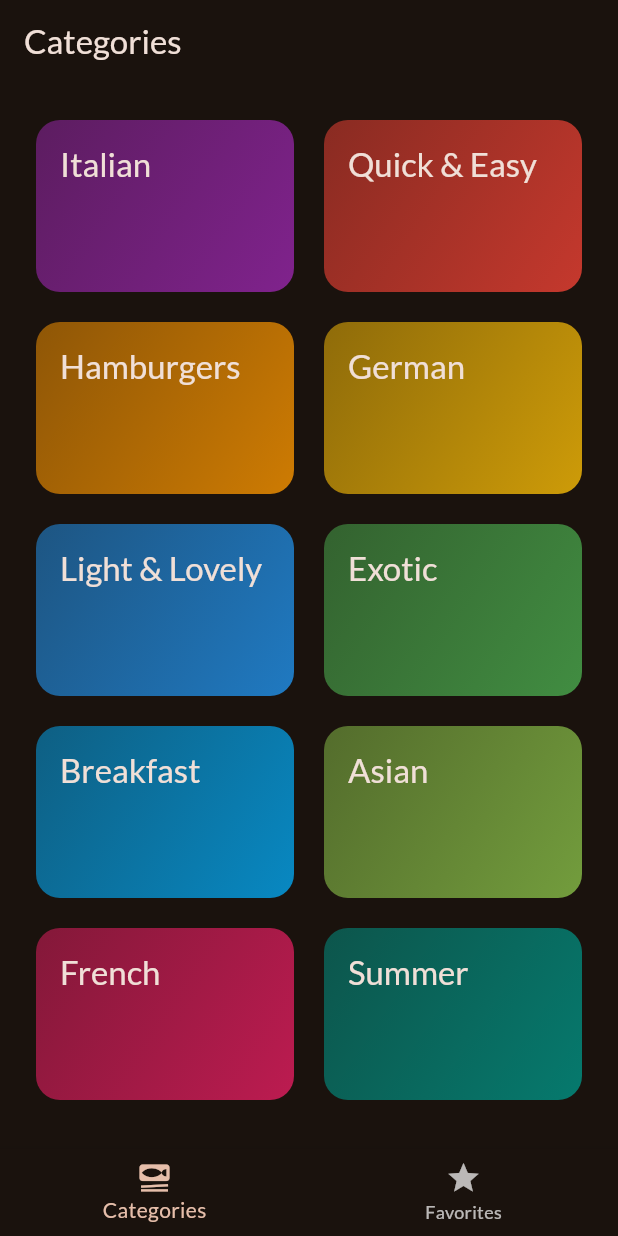
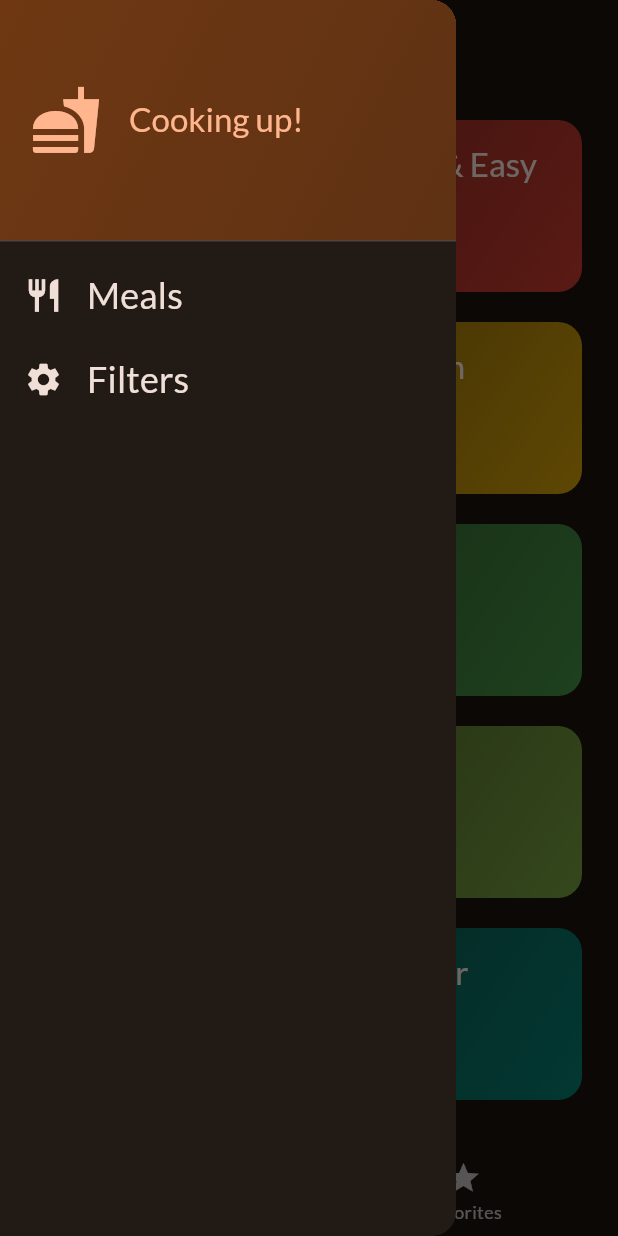
Before and after one commit to denickman/MealsApp, a Flutter app: the screen it shows after launch, with the side drawer open (before the commit the screen has no drawer), on a phone screen of 412 x 824 dp. Run offline on Flutter 3.47's test engine with Material 3 defaults, Android fonts, the phone set to English and light mode, and no system bars; our stand-ins replace google_fonts, transparent_image.

Commit message:
Add Drawer widget

```diff
--- a/lib/screens/tabs.dart
+++ b/lib/screens/tabs.dart
@@ -2,6 +2,7 @@ import 'package:flutter/material.dart';
 import 'package:mealapp/screens/categories.dart';
 import 'package:mealapp/screens/meals.dart';
 import 'package:mealapp/models/meal.dart';
+import 'package:mealapp/widgets/main_drawer.dart';
 
 class TabsScreen extends StatefulWidget {
   const TabsScreen({super.key});
@@ -37,7 +38,7 @@ class _TabsScreenState extends State<TabsScreen> {
         _showInfoMessage("Meal is no longer a favorite.");
       } else {
         _favoriteMeals.add(meal);
-        _showInfoMessage("Mared as a favorite!");
+        _showInfoMessage("Marked as a favorite!");
       }
     });
   }
@@ -59,7 +60,10 @@ class _TabsScreenState extends State<TabsScreen> {
     }
 
     return Scaffold(
-      appBar: AppBar(title: Text(activePageTitle)),
+      appBar: AppBar(
+        title: Text(activePageTitle)
+        ),
+        drawer: const MainDrawer(),
       body: activePage,
       bottomNavigationBar: BottomNavigationBar(
         onTap: _selectPage,
--- /dev/null
+++ b/lib/widgets/main_drawer.dart
@@ -0,0 +1,95 @@
+import 'package:flutter/material.dart';
+
+class MainDrawer extends StatelessWidget {
+  const MainDrawer({super.key});
+
+  @override
+  Widget build(BuildContext context) {
+    /*
+    🔹 Drawer - боковое меню, которое выезжает сбоку экрана (обычно слева).
+      Используется внутри Scaffold через свойство drawer:.
+      Чаще всего в нём размещают навигацию (переходы между экранами, настройки и т.п.).
+      По умолчанию это панель во всю высоту экрана.
+
+    🔹 DrawerHeader - Это специальный виджет-заголовок для Drawer.
+      Обычно находится сверху и содержит логотип, иконку, аватар пользователя или приветствие.
+      Он автоматически учитывает высоту AppBar, чтобы красиво выровняться.
+      В твоём случае там градиент + иконка + текст "Cooking up!".
+    */
+    return Drawer(
+      child: Column(
+        children: [
+          DrawerHeader(
+            padding: EdgeInsets.all(20),
+            decoration: BoxDecoration(
+              gradient: LinearGradient(
+                colors: [
+                  Theme.of(context).colorScheme.primaryContainer,
+                  Theme.of(context).colorScheme.primaryContainer.withAlpha(200),
+                ],
+                begin: Alignment.topLeft,
+                end: Alignment.bottomRight,
+              ),
+            ),
+            child: Row(
+              children: [
+                Icon(
+                  Icons.fastfood,
+                  size: 48,
+                  color: Theme.of(context).colorScheme.primary,
+                ),
+                const SizedBox(width: 18),
+                Text(
+                  "Cooking up!",
+                  style: Theme.of(context).textTheme.titleLarge!.copyWith(
+                    color: Theme.of(context).colorScheme.primary,
+                  ),
+                ),
+              ],
+            ),
+          ),
+          /*
+        🔹 ListTile - Это универсальный элемент списка (строка).
+           по сути готовая "ячейка таблицы" или "row-элемент", который экономит время,
+           чтобы не писать Row → Icon + Text + IconButton.
+        */
+          ListTile(
+            leading: Icon(
+              Icons.restaurant,
+              size: 26,
+              color: Theme.of(context).colorScheme.onSurface,
+            ),
+
+            title: Text(
+              'Meals',
+              style: Theme.of(context).textTheme.titleSmall!.copyWith(
+                color: Theme.of(context).colorScheme.onSurface,
+                fontSize: 24,
+              ),
+            ),
+
+            onTap: () {},
+          ),
+
+          ListTile(
+            leading: Icon(
+              Icons.settings,
+              size: 26,
+              color: Theme.of(context).colorScheme.onSurface,
+            ),
+
+            title: Text(
+              'Filters',
+              style: Theme.of(context).textTheme.titleSmall!.copyWith(
+                color: Theme.of(context).colorScheme.onSurface,
+                fontSize: 24,
+              ),
+            ),
+
+            onTap: () {},
+          ),
+        ],
+      ),
+    );
+  }
+}
```
